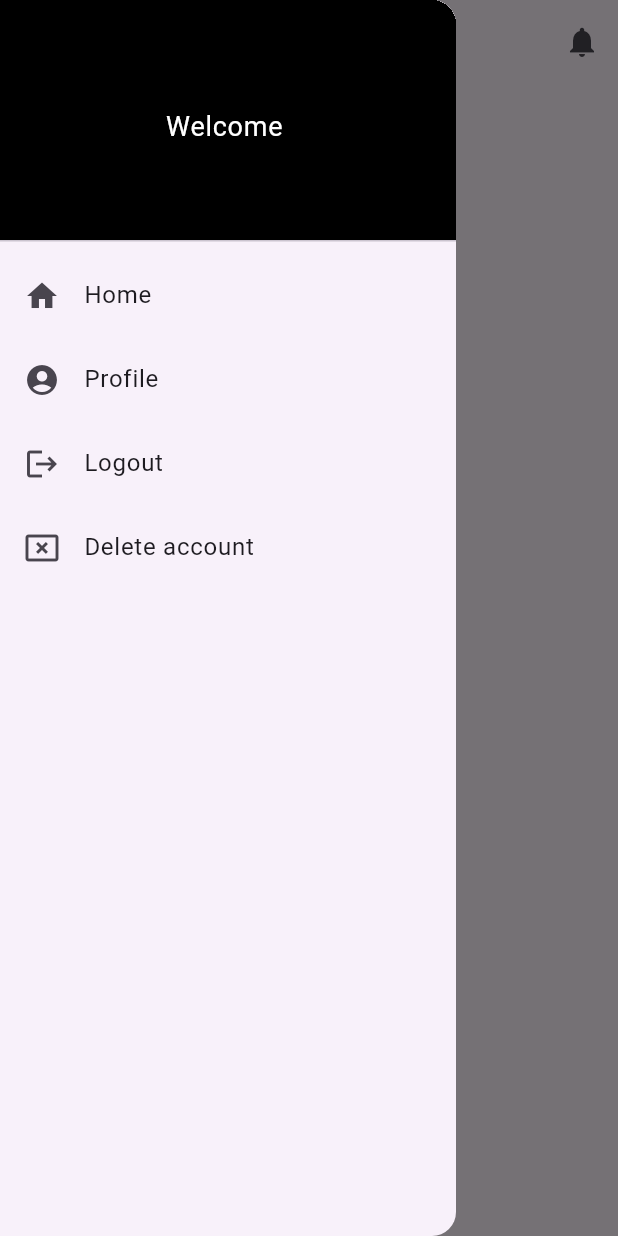
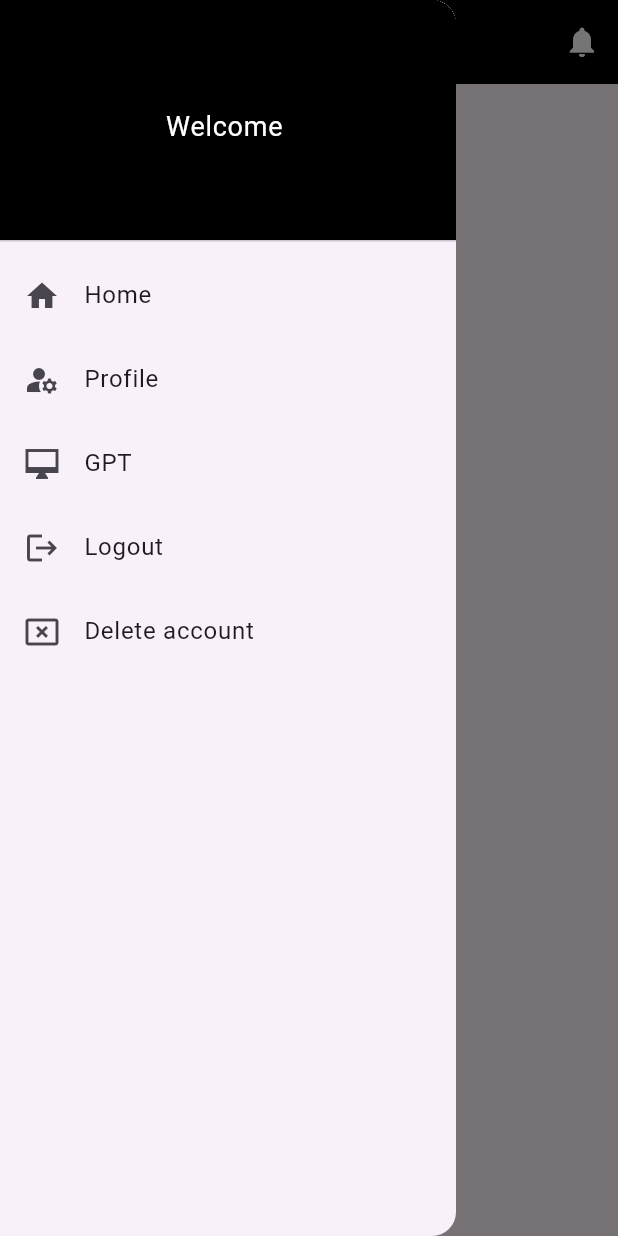
Before and after one commit to AHMED-SAFA/ChatN, a Flutter app: the Home screen opened by its route, with the side drawer open, on a phone screen of 412 x 824 dp. Run offline on Flutter 3.47's test engine with Material 3 defaults, Android fonts, the phone set to English and light mode, and no system bars; our stand-ins replace cloud_firestore, dash_chat_2, delightful_toast, firebase_auth, firebase_core, firebase_database and 5 more; accounts and stored records are empty; network calls fail.

Commit message:
color modified,api key created

```diff
--- a/lib/pages/chat_page.dart
+++ b/lib/pages/chat_page.dart
@@ -48,6 +48,7 @@ class _ChatPageState extends State<ChatPage> {
     _activeUserService = _getIt.get<ActiveUserService>();
     _mediaService = _getIt.get<MediaService>();
     _notificationService = _getIt.get<NotificationService>();
+
     currentUser = ChatUser(
       id: _authService.user!.uid,
       firstName: widget.loggedInUserName,
--- a/lib/pages/home_page.dart
+++ b/lib/pages/home_page.dart
@@ -52,6 +52,7 @@ class _HomeState extends State<Home> {
 
   Future<void> _fetchUsers() async {
     if (_loggedInUserData != null) {
+
       String department = _loggedInUserData!['department'];
 
       _users = await _cloudService.fetchRegisteredUsers(
@@ -84,16 +85,24 @@ class _HomeState extends State<Home> {
           _loggedInUserData != null
               ? '${_loggedInUserData!['name']}(${_loggedInUserData!['department']})'
               : 'Person',
+          style: const TextStyle(
+            color: Colors.white,
+          ),
         ),
+        backgroundColor: Colors.black,
         centerTitle: true,
         actions: [
           IconButton(
-            icon: const Icon(Icons.notifications),
+            icon: const Icon(
+              Icons.notifications,
+              color: Colors.white,
+            ),
             onPressed: () {
               _navigationService.pushNamed('/notification');
             },
           ),
         ],
+        iconTheme: const IconThemeData(color: Colors.white),
       ),
       drawer: _buildDrawer(),
       body: _isLoading
@@ -148,10 +157,17 @@ class _HomeState extends State<Home> {
             },
           ),
           ListTile(
-            leading: const Icon(Icons.account_circle),
+            leading: const Icon(Icons.manage_accounts),
             title: const Text('Profile'),
             onTap: () {
               _navigationService.pushNamed('/profile');
+            },
+          ),
+          ListTile(
+            leading: const Icon(Icons.desktop_mac_sharp),
+            title: const Text('GPT'),
+            onTap: () {
+              _navigationService.pushNamed('/gpt');
             },
           ),
           ListTile(
--- a/lib/services/navigation_service.dart
+++ b/lib/services/navigation_service.dart
@@ -1,3 +1,4 @@
+import 'package:chat/pages/gpt_page.dart';
 import 'package:chat/pages/home_page.dart';
 import 'package:chat/pages/login_page.dart';
 import 'package:chat/pages/profile_page.dart';
@@ -13,6 +14,7 @@ class NavigationService {
     "/register": (context) => const RegisterPage(),
     "/profile": (context) => const ProfilePage(),
     "/notification": (context) => const NotificationPage(),
+    "/gpt": (context) => const GptPage(),
   };
 
   GlobalKey<NavigatorState>? get navigatorKey {
--- a/pubspec.yaml
+++ b/pubspec.yaml
@@ -34,6 +34,10 @@ dependencies:
   badges: ^3.1.2
   push: ^2.3.0
   firebase_messaging: ^15.1.2
+  flutter_bloc: ^8.1.6
+  equatable: ^2.0.5
+  get: ^4.6.6
+  http: ^1.2.2
 
 
 dev_dependencies:
```
Also changed, not shown: lib/pages/gpt_page.dart (+103 -0 lines), pubspec.lock.
